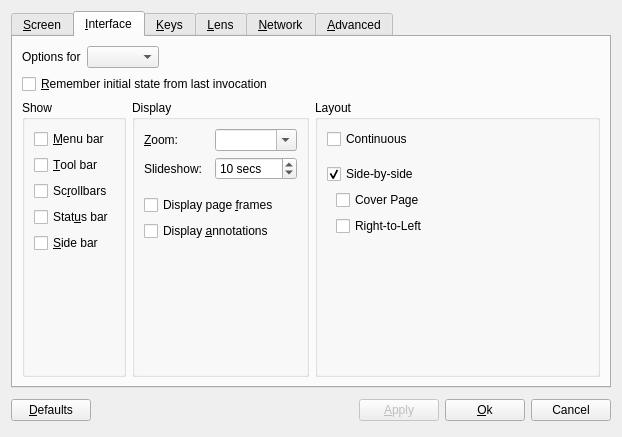
barak/djview4, file src/qdjviewprefsdialog.ui: the form before one commit.
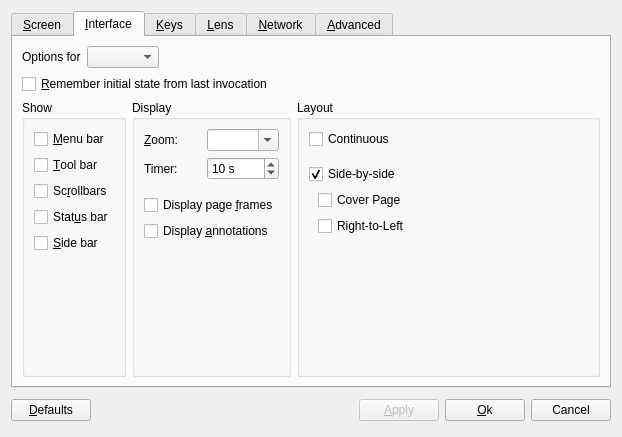
The form after the commit. The open tabs and pages were chosen to show the change. Custom widgets are drawn as their Qt base class.

Commit message: Added fr translations for slideshow

```diff
--- a/src/qdjviewprefsdialog.ui
+++ b/src/qdjviewprefsdialog.ui
@@ -412,7 +412,7 @@
               <item row="1" column="0">
                <widget class="QLabel" name="slideShowLabel">
                 <property name="text">
-                 <string>Slideshow:  </string>
+                 <string>Timer:  </string>
                 </property>
                 <property name="buddy">
                  <cstring>slideShowSpinBox</cstring>
@@ -425,7 +425,7 @@
                  <bool>true</bool>
                 </property>
                 <property name="suffix">
-                 <string> secs</string>
+                 <string> s</string>
                 </property>
                 <property name="maximum">
                  <number>3600</number>
```
The commit also changes 8 other files.
